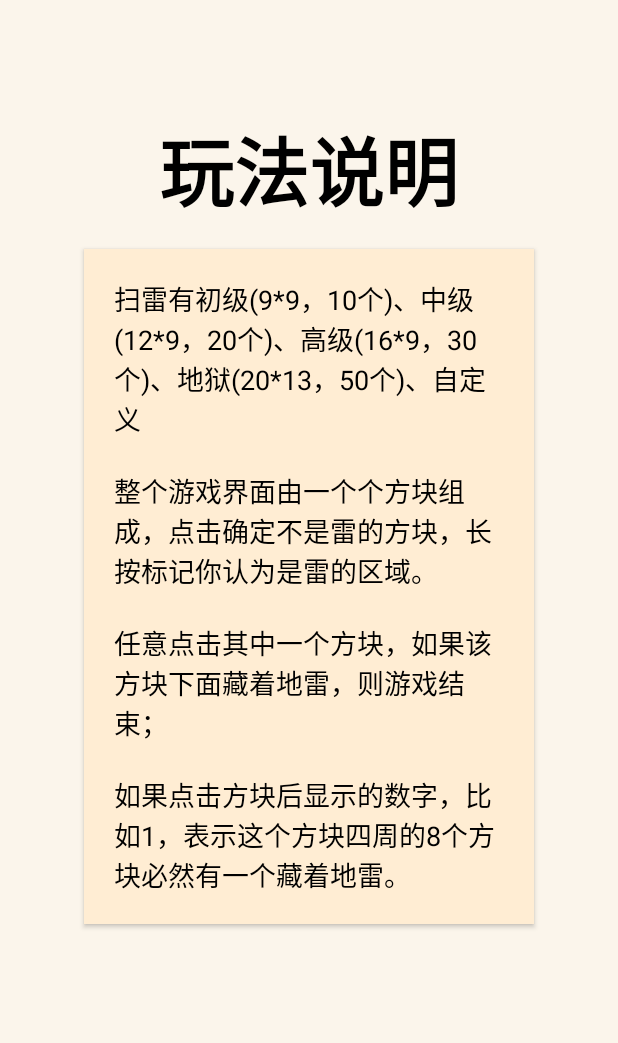
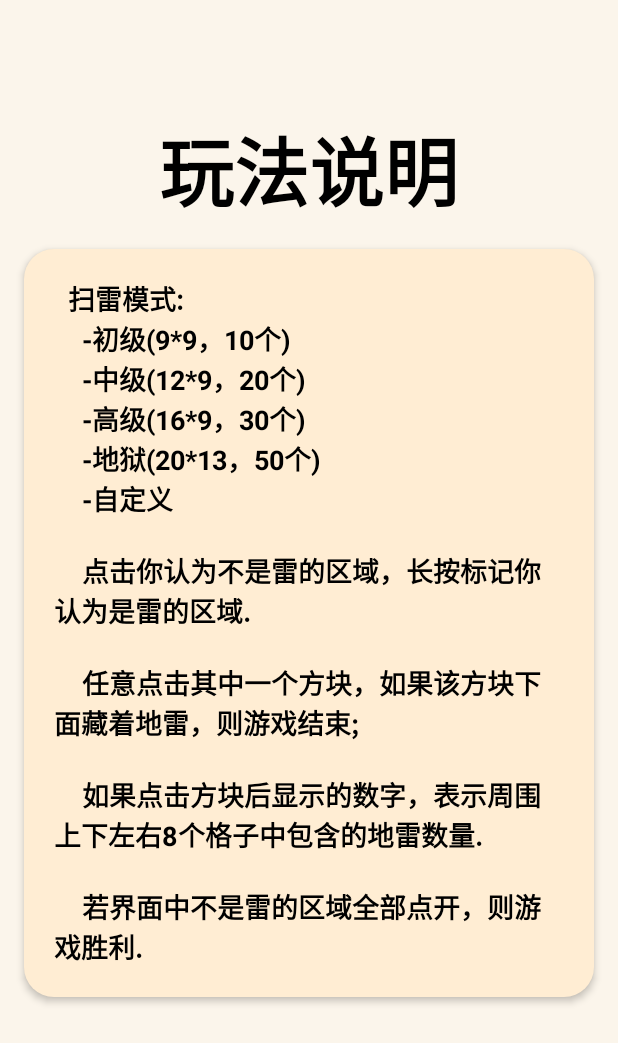
Before and after one commit to wcm52/MineSweeper, an Android app: the Introduction screen opened directly, with no data from a screen before it, on a phone screen of 412 x 824 dp. Shown: the top 1043 px of the screen. Run offline under Robolectric (Android 15) with nearby library versions, the light colour scheme and no system bars.

Commit message:
优化界面

```diff
--- a/app/build.gradle.kts
+++ b/app/build.gradle.kts
@@ -26,6 +26,7 @@ android {
         sourceCompatibility = JavaVersion.VERSION_1_8
         targetCompatibility = JavaVersion.VERSION_1_8
     }
+
 }
 
 dependencies {
--- a/app/src/main/AndroidManifest.xml
+++ b/app/src/main/AndroidManifest.xml
@@ -23,9 +23,7 @@
         <activity
             android:name=".GameFinish"
             android:exported="false" />
-        <activity
-            android:name=".CustomDialog"
-            android:exported="false" />
+
         <activity
             android:name=".MainActivity"
             android:exported="false" />
--- a/app/src/main/java/com/wcm/minesweeper/CustomDialog.java
+++ b/app/src/main/java/com/wcm/minesweeper/CustomDialog.java
@@ -10,6 +10,9 @@ import android.widget.TextView;
 public class CustomDialog extends Dialog implements View.OnClickListener {
     private Context context;
     private DialogClickListener listener;
+    public CustomDialog(Context context){
+        super(context);
+    }
 
     public CustomDialog(Context context, DialogClickListener listener) {
         super(context);
--- a/app/src/main/java/com/wcm/minesweeper/Home.java
+++ b/app/src/main/java/com/wcm/minesweeper/Home.java
@@ -22,8 +22,7 @@ public class Home extends AppCompatActivity {
                 startGame();
             }
         });
-
-        // 自定义数量按钮
+        // 玩法介绍按钮
         Button btnCustomize = findViewById(R.id.btnCustomize);
         btnCustomize.setOnClickListener(new View.OnClickListener() {
             @Override
@@ -47,13 +46,11 @@ public class Home extends AppCompatActivity {
         Intent intent = new Intent(this, Model.class);
         startActivity(intent);
     }
-
     private void customizeQuantity() {
         // 查看玩法介绍
         Intent intent = new Intent(this, Introduction.class);
         startActivity(intent);
     }
-
     private void exitGame() {
         // 退出游戏的逻辑
         finishAffinity(); // 关闭所有相关的 Activity
--- a/app/src/main/java/com/wcm/minesweeper/Introduction.java
+++ b/app/src/main/java/com/wcm/minesweeper/Introduction.java
@@ -11,16 +11,19 @@ public class Introduction extends AppCompatActivity {
     protected void onCreate(Bundle savedInstanceState) {
         super.onCreate(savedInstanceState);
         setContentView(R.layout.activity_introduction);
-
         // 获取 TextView
         TextView textViewRules = findViewById(R.id.textViewRules);
-
         // 设置扫雷玩法介绍文本
-        String rulesText = "扫雷有初级(9*9，10个)、中级(12*9，20个)、高级(16*9，30个)、地狱(20*13，50个)、自定义\n\n" +
-                "整个游戏界面由一个个方块组成，点击确定不是雷的方块，长按标记你认为是雷的区域。\n\n" +
-                "任意点击其中一个方块，如果该方块下面藏着地雷，则游戏结束；\n\n" +
-                "如果点击方块后显示的数字，比如1，表示这个方块四周的8个方块必然有一个藏着地雷。\n\n" +
-                "若界面中不是雷的区域全部点开，则游戏胜利.";
+        String rulesText = "  扫雷模式:" +
+                "\n    -初级(9*9，10个)" +
+                "\n    -中级(12*9，20个)" +
+                "\n    -高级(16*9，30个)" +
+                "\n    -地狱(20*13，50个)" +
+                "\n    -自定义\n\n" +
+                "    点击你认为不是雷的区域，长按标记你认为是雷的区域.\n\n" +
+                "    任意点击其中一个方块，如果该方块下面藏着地雷，则游戏结束;\n\n" +
+                "    如果点击方块后显示的数字，表示周围上下左右8个格子中包含的地雷数量.\n\n" +
+                "    若界面中不是雷的区域全部点开，则游戏胜利.";
         textViewRules.setText(rulesText);
     }
 }
--- /dev/null
+++ b/app/src/main/res/drawable/radius.xml
@@ -0,0 +1,7 @@
+<?xml version="1.0" encoding="utf-8"?>
+<!-- res/drawable/rounded_corners.xml -->
+
+<shape xmlns:android="http://schemas.android.com/apk/res/android">
+    <corners android:radius="20dp" />
+    <solid android:color="#ffedd3" />
+</shape>
--- a/app/src/main/res/layout/activity_home.xml
+++ b/app/src/main/res/layout/activity_home.xml
@@ -4,11 +4,12 @@
     android:layout_width="match_parent"
     android:layout_height="match_parent"
     android:background="#f2f2f2"
-    android:padding="16dp">
+    android:padding="16dp"
+    android:gravity="center"
+    >
 
     <ImageView
         android:id="@+id/background1"
-        android:layout_marginTop="50dp"
         android:layout_width="match_parent"
         android:layout_height="wrap_content"
         android:adjustViewBounds="true"
@@ -21,7 +22,6 @@
         android:id="@+id/threeButton"
         android:layout_width="300dp"
         android:layout_height="300dp"
-
         android:layout_below="@id/background1"
         android:layout_centerHorizontal="true"
         android:background="@drawable/background"
--- a/app/src/main/res/layout/activity_introduction.xml
+++ b/app/src/main/res/layout/activity_introduction.xml
@@ -8,7 +8,10 @@
     android:orientation="vertical"
     android:background="#fbf5eb"
     android:padding="16dp"
-    android:gravity="center_horizontal">
+    android:gravity="center_horizontal"
+    android:clipToPadding="false"
+    android:clipChildren="false"
+    >
     <TextView
         android:id="@+id/model"
         android:layout_width="wrap_content"
@@ -18,14 +21,19 @@
         android:text="玩法说明"
         android:textColor="#000000"
         android:textSize="50sp"
-        android:textStyle="bold" />
+        android:textStyle="bold"/>
+    <ScrollView
+        android:layout_width="match_parent"
+        android:layout_height="wrap_content"
+        android:fillViewport="true"
+        >
 
         <LinearLayout
             android:id="@+id/threeButton"
-        android:layout_width="300dp"
-        android:layout_height="450dp"
-        android:background="#ffedd3"
-        android:elevation="2dp"
+            android:layout_width="match_parent"
+            android:layout_height="wrap_content"
+            android:background="@drawable/radius"
+            android:elevation="3dp"
             android:orientation="vertical"
             android:gravity="center_horizontal"
             android:padding="20dp">
@@ -36,7 +44,9 @@
                 android:layout_height="wrap_content"
                 android:text="扫雷玩法介绍：\n这里是扫雷的基本规则和玩法说明。"
                 android:textSize="18sp"
+                android:textStyle="bold"
                 android:textColor="@android:color/black"/>
         </LinearLayout>
+    </ScrollView>
 
 </LinearLayout>
```
Also changed, not shown: app/src/main/java/com/wcm/minesweeper/GameFinish.java (+1 -6 lines), app/src/main/java/com/wcm/minesweeper/MainActivity.java (+36 -140 lines), app/src/main/java/com/wcm/minesweeper/Model.java (+1 -17 lines), app/src/main/res/layout/activity_finish.xml (+3 -5 lines), app/src/main/res/layout/activity_model.xml (+20 -12 lines), 1 other file. Lines whose indentation alone changed are shown as unchanged.
